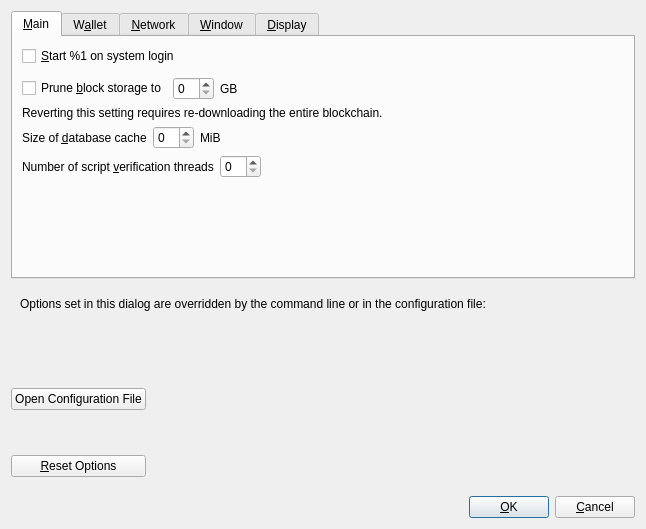
bitcoincore-dev/bitcoin-2001-863168-294116-d812cf1189, file src/qt/forms/optionsdialog.ui: the form before one commit.
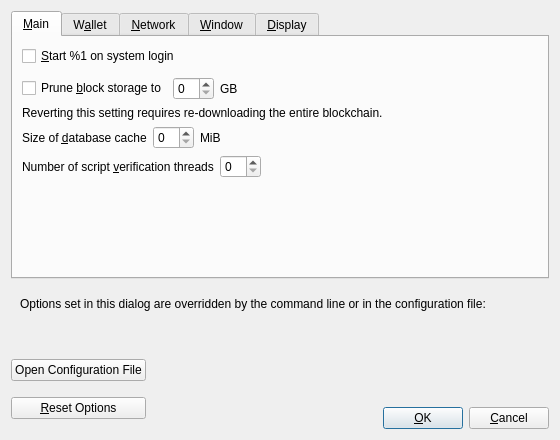
The form after the commit. Custom widgets are drawn as their Qt base class.

Diff of the .ui file:
```diff
--- a/src/qt/forms/optionsdialog.ui
+++ b/src/qt/forms/optionsdialog.ui
@@ -6,8 +6,8 @@
    <rect>
     <x>0</x>
     <y>0</y>
-    <width>646</width>
-    <height>529</height>
+    <width>560</width>
+    <height>440</height>
    </rect>
   </property>
   <property name="windowTitle">
```
